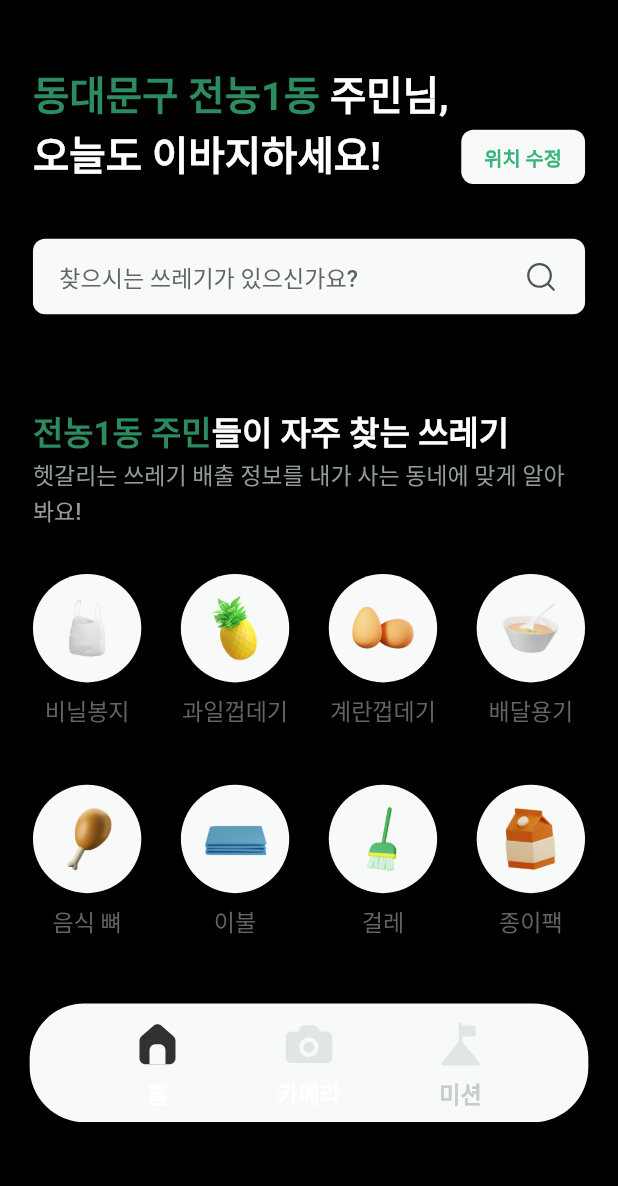
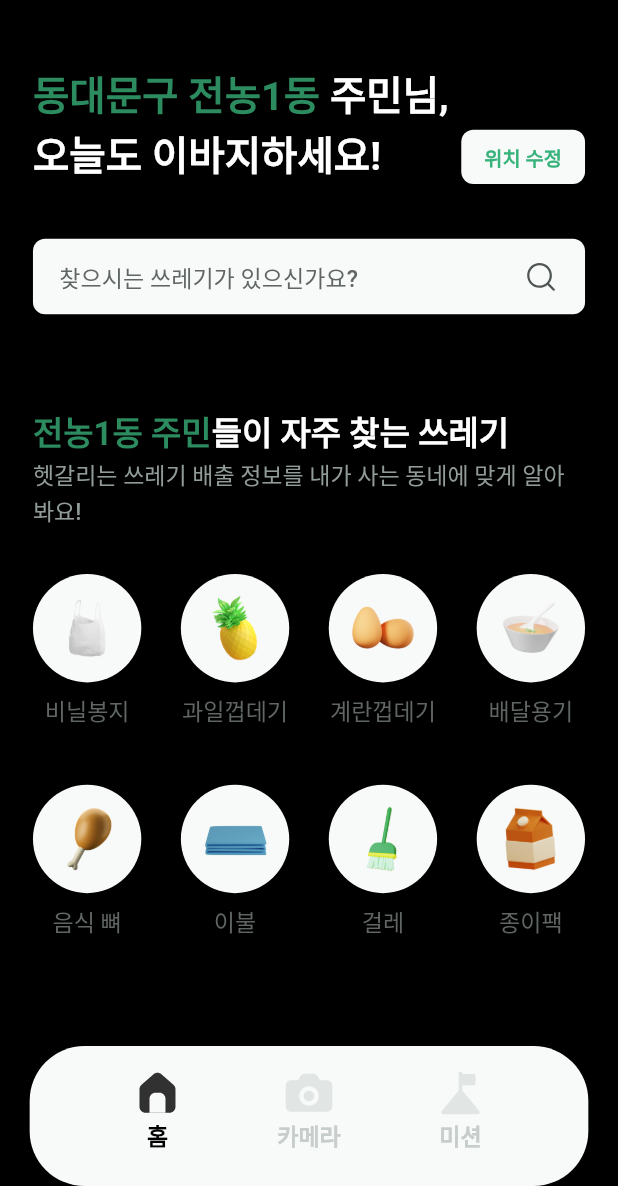
Before and after one commit to foreco-ibaji/Wiz-App-version1, a Flutter app: the screen it shows after launch, on a phone screen of 412 x 824 dp, the part 50-1236 px from its top. Run offline on Flutter 3.47's test engine with Material 2 defaults, Android fonts, the phone set to English and light mode, and no system bars; our stand-ins replace camera, device_preview, dio, flutter_dotenv, flutter_image_compress, flutter_screenutil and 10 more; missing offline and left inert: flutter_barcode_scanner, flutter_naver_map; network calls fail; Roboto replaces fonts that are missing (Pretendard); project files that could hold a hidden picture were left out.

Commit message:
layout:5 bottomNavi layout 완성

```diff
--- a/lib/modules/home/view/home_view.dart
+++ b/lib/modules/home/view/home_view.dart
@@ -345,50 +345,33 @@ class HomeScreen extends GetView<HomeController> {
         ],
       ),
       bottomNavigationBar: Container(
+        width: MediaQuery.of(context).size.width,
         alignment: Alignment.center,
-        width: 338.w,
-        height: 72.w,
-        margin: EdgeInsets.symmetric(horizontal: 18.w, vertical: 42.h),
-        padding: EdgeInsets.symmetric(horizontal: 63.w, vertical: 11.h),
+        // width: 338.w,
+        height: 92.h,
+        margin: EdgeInsets.symmetric(horizontal: 18.w),
+        padding: EdgeInsets.symmetric(horizontal: 63.w, vertical: 15.h)
+            .copyWith(bottom: 22.h),
         decoration: BoxDecoration(
             color: AppColors.grey1, borderRadius: BorderRadius.circular(36.r)),
         child: Row(
           crossAxisAlignment: CrossAxisAlignment.center,
           mainAxisAlignment: MainAxisAlignment.spaceBetween,
           children: [
-            GestureDetector(
-              onTap: (() async {}),
-              child: Column(children: [
-                SvgPicture.asset("asset/image/icon/ic_bottom_home_32.svg"),
-                SizedBox(
-                  height: 4.h,
-                ),
-                Text("홈", style: AppTextStyles.title3Bold)
-              ]),
+            BottomNaviItem(
+              iconText: "home",
+              text: "홈",
+              isSelected: true,
             ),
-            GestureDetector(
-              onTap: (() async {}),
-              child: Column(children: [
-                SvgPicture.asset("asset/image/icon/ic_bottom_camera_32.svg"),
-                SizedBox(
-                  height: 4.h,
-                ),
-                Text("카메라", style: AppTextStyles.title3Bold)
-              ]),
+            BottomNaviItem(
+              iconText: "camera",
+              text: "카메라",
+              isSelected: false,
             ),
-            GestureDetector(
-              onTap: (() async {
-                await Get.offAllNamed(Routes.map);
-              }),
-              child: Column(children: [
-                SvgPicture.asset("asset/image/icon/ic_bottom_mission_32.svg"),
-                SizedBox(
-                  height: 4.h,
-                ),
-                Text("미션",
-                    style: AppTextStyles.title3Bold
-                        .copyWith(color: AppColors.grey3))
-              ]),
+            BottomNaviItem(
+              iconText: "mission",
+              text: "미션",
+              isSelected: false,
             ),
           ],
         ),
@@ -396,3 +379,29 @@ class HomeScreen extends GetView<HomeController> {
     );
   }
 }
+
+class BottomNaviItem extends StatelessWidget {
+  final String text;
+  final String iconText;
+  final bool isSelected;
+  final Future<void> Function()? onNavigate;
+  const BottomNaviItem(
+      {super.key,
+      required this.text,
+      required this.iconText,
+      required this.isSelected,
+      this.onNavigate});
+
+  @override
+  Widget build(BuildContext context) {
+    return GestureDetector(
+      onTap: onNavigate,
+      child: Column(children: [
+        SvgPicture.asset("asset/image/icon/ic_bottom_${iconText}_32.svg"),
+        Text(text,
+            style: AppTextStyles.title3Bold.copyWith(
+                color: isSelected ? AppColors.black : AppColors.grey3))
+      ]),
+    );
+  }
+}
```
